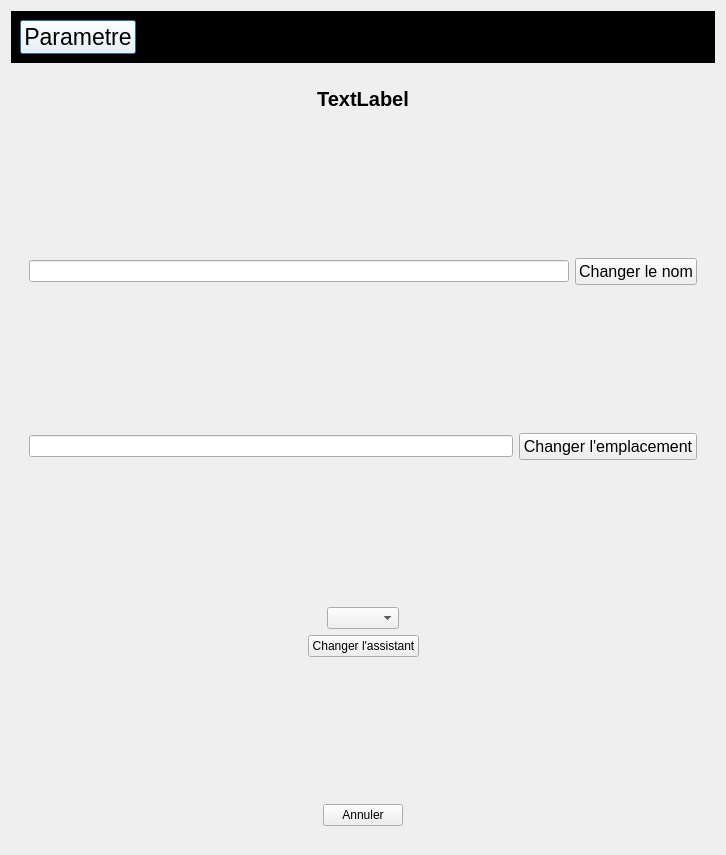
The window that arrerasettingui.ui (Arrera-Software/Arrera-Interface) describes before a commit, drawn with Qt 5.
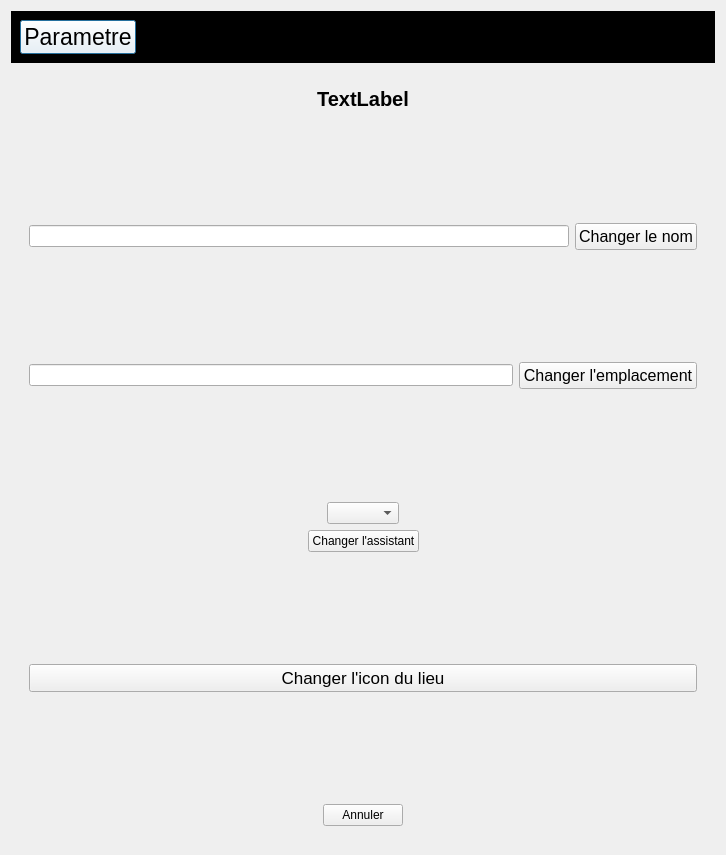
The same window after the commit. The open tabs and pages were chosen to show the change. Icons and pictures are not drawn.

Commit message: AJout du bouton qui manquer pour les lieu

What changed in the file:
```diff
--- a/arrerasettingui.ui
+++ b/arrerasettingui.ui
@@ -817,6 +817,31 @@
              </property>
             </spacer>
            </item>
+           <item>
+            <widget class="QPushButton" name="IDC_CHANGEICONLIEU">
+             <property name="font">
+              <font>
+               <pointsize>13</pointsize>
+              </font>
+             </property>
+             <property name="text">
+              <string>Changer l'icon du lieu</string>
+             </property>
+            </widget>
+           </item>
+           <item>
+            <spacer name="verticalSpacer_42">
+             <property name="orientation">
+              <enum>Qt::Orientation::Vertical</enum>
+             </property>
+             <property name="sizeHint" stdset="0">
+              <size>
+               <width>20</width>
+               <height>40</height>
+              </size>
+             </property>
+            </spacer>
+           </item>
            <item>
             <layout class="QHBoxLayout" name="horizontalLayout_19">
              <item>
```
Left out of the diff: 29 changed lines with no effect on the pictures. The commit also changes 2 other files.
